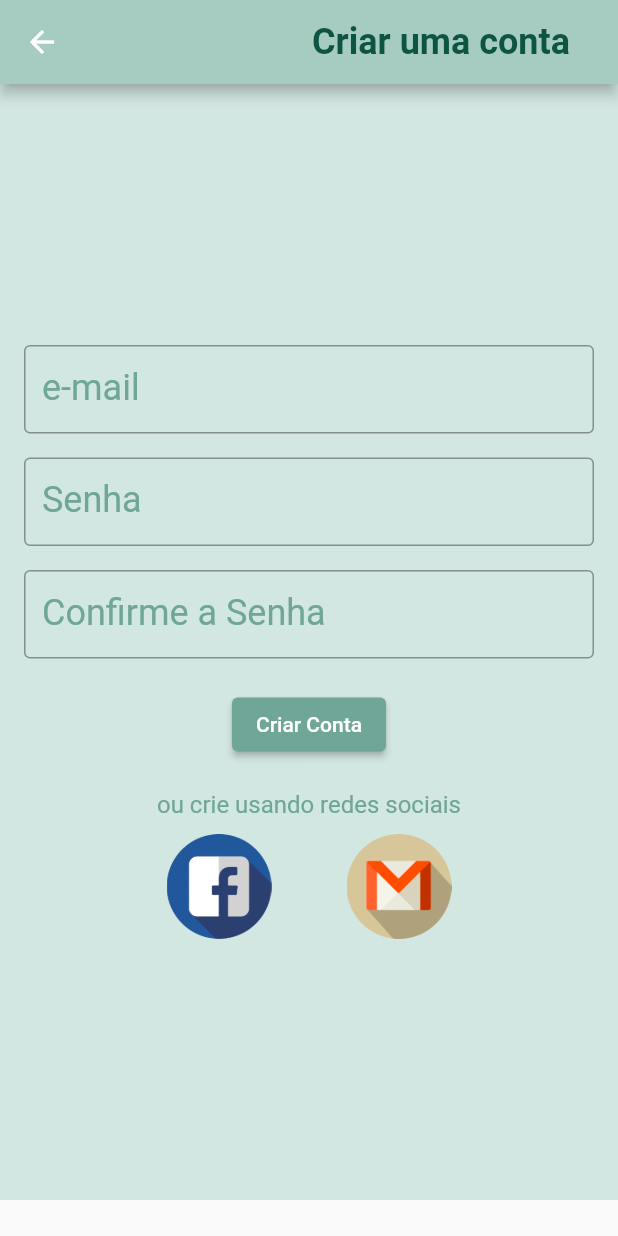
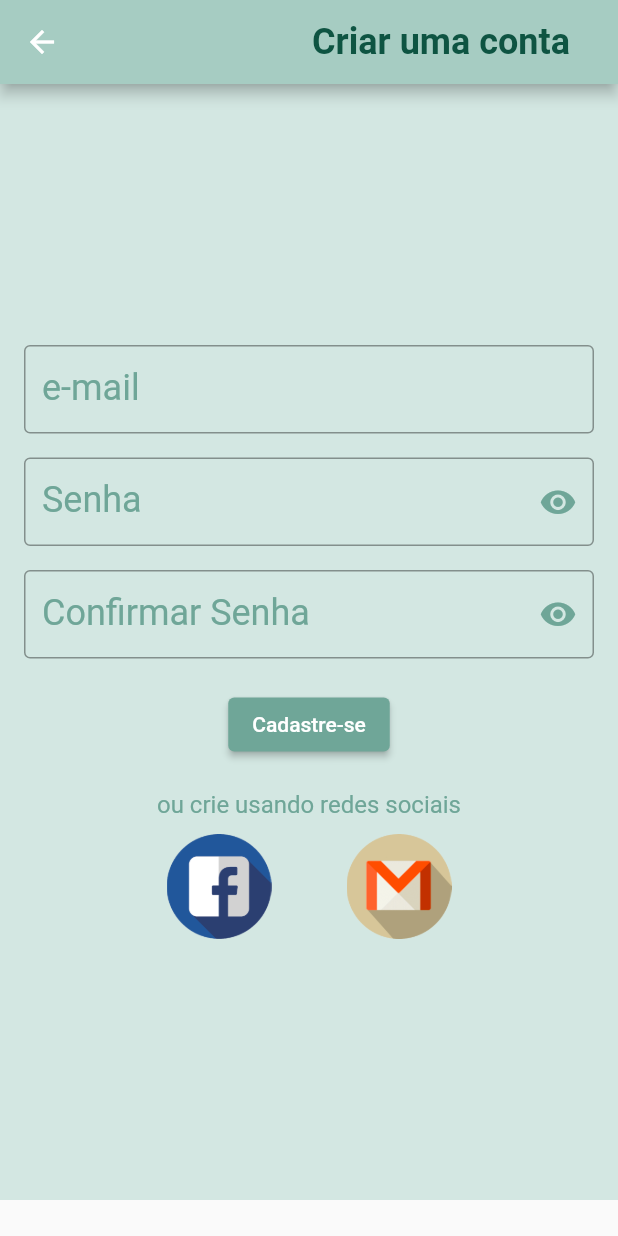
Before and after one commit to nicollascailou/flutter_project, a Flutter app: the screen it shows after launch, after a tap on "Cadastre-se", on a phone screen of 412 x 824 dp. Run offline on Flutter 3.47's test engine with Material 2 defaults, Android fonts, the phone set to English and light mode, and no system bars; our stand-ins replace cloud_firestore, firebase_auth, firebase_core, flutter_bloc, image_picker; accounts and stored records are empty.

Commit message:
implementado cadastro e login

```diff
--- a/lib/login_page.dart
+++ b/lib/login_page.dart
@@ -1,14 +1,24 @@
+import 'package:firebase_auth/firebase_auth.dart';
 import 'package:flutter/material.dart';
 
-class login_page extends StatefulWidget {
-  const login_page({Key? key}) : super(key: key);
+class LoginPage extends StatefulWidget {
+  const LoginPage({Key? key}) : super(key: key);
 
   @override
-  _login_pageState createState() => _login_pageState();
+  _LoginPageState createState() => _LoginPageState();
 }
 
-class _login_pageState extends State<login_page> {
+class _LoginPageState extends State<LoginPage> {
+  String email = '';
+  String password = '';
+  bool showPassWord = true;
+  bool isLogin = false;
+
   @override
+  void didChangeDependencies() {
+    super.didChangeDependencies();
+  }
+
   int hexColor(String color) {
     //adding prefix
     String newColor = '0xff' + color;
@@ -19,6 +29,7 @@ class _login_pageState extends State<login_page> {
     return finalColor;
   }
 
+  @override
   Widget build(BuildContext context) {
     return Scaffold(
         appBar: AppBar(
@@ -44,14 +55,13 @@ class _login_pageState extends State<login_page> {
           child: SafeArea(
               child: Container(
             height: MediaQuery.of(context).size.height - 80,
-
             decoration: BoxDecoration(color: Color(hexColor('#D3E7E2'))),
             child: Padding(
               padding: const EdgeInsets.all(16.0),
               child: Column(
                 mainAxisAlignment: MainAxisAlignment.center,
                 children: [
-                  TextField(
+                  TextFormField(
                     decoration: InputDecoration(
                         focusedBorder: OutlineInputBorder(
                             borderSide: BorderSide(
@@ -61,31 +71,70 @@ class _login_pageState extends State<login_page> {
                         labelText: "e-mail",
                         labelStyle: TextStyle(
                             fontSize: 24, color: Color(hexColor('#6FA698')))),
+                    onChanged: (text) {
+                      setState(() {
+                        email = text;
+                      });
+                    },
                   ),
                   SizedBox(
                     height: 16,
                   ),
-                  TextField(
+                  TextFormField(
+                      maxLines: 1,
                       decoration: InputDecoration(
+                          suffixIcon: IconButton(
+                            icon: Icon(
+                              showPassWord
+                                  ? Icons.visibility
+                                  : Icons.visibility_off,
+                              size: 25,
+                              color: Color(hexColor('#6FA698')),
+                            ),
+                            onPressed: () {
+                              setState(() {
+                                showPassWord = !showPassWord;
+                              });
+                            },
+                          ),
                           focusedBorder: OutlineInputBorder(
                               borderSide: BorderSide(
-                                color: Color(hexColor('#6FA698')), width: 2.5),
+                                  color: Color(hexColor('#6FA698')),
+                                  width: 2.5),
                               borderRadius: BorderRadius.circular(15)),
                           border: OutlineInputBorder(),
                           labelText: "Senha",
                           labelStyle: TextStyle(
                               fontSize: 24, color: Color(hexColor('#6FA698')))),
-                    obscureText: true,
-                  ),
+                      obscureText: showPassWord,
+                      onChanged: (text) {
+                        setState(() {
+                          password = text;
+                        });
+                      }),
                   Center(
                     child: Row(
                       mainAxisAlignment: MainAxisAlignment.center,
                       children: [
                         ElevatedButton(
-                          onPressed: () {
-                            Navigator.of(context).pushNamed('welcome');
+                          onPressed: isLogin ||
+                                  email.isEmpty ||
+                                  password.isEmpty
+                              ? () {}
+                              : () async {
+                                  await FirebaseAuth.instance
+                                      .signInWithEmailAndPassword(
+                                          email: email, password: password);
+                                  Navigator.of(context).pushNamedAndRemoveUntil(
+                                      'welcome', (route) => false);
                                 },
-                          child: Text('Login'),
+                          child: isLogin
+                              ? CircularProgressIndicator()
+                              : Text(
+                                  'Log in',
+                                  style: TextStyle(
+                                      color: Color(hexColor('#FFFFFF'))),
+                                ),
                           style: ButtonStyle(
                               backgroundColor: MaterialStateProperty.all(
                                   Color(hexColor('#6FA698')))),
@@ -97,7 +146,10 @@ class _login_pageState extends State<login_page> {
                           onPressed: () {
                             Navigator.of(context).pushNamed('register');
                           },
-                          child: Text('Cadastre-se'),
+                          child: Text(
+                            'Cadastre-se',
+                            style: TextStyle(color: Color(hexColor('#FFFFFF'))),
+                          ),
                           style: ButtonStyle(
                               backgroundColor: MaterialStateProperty.all(
                                   Color(hexColor('#6FA698')))),
--- a/lib/main.dart
+++ b/lib/main.dart
@@ -1,5 +1,6 @@
-
 import 'package:flutter/material.dart';
+import 'package:flutter_bloc/flutter_bloc.dart';
+import 'package:flutter_project/bloc/pet_bloc.dart';
 import 'package:flutter_project/home_page_feed.dart';
 import 'package:flutter_project/login_page.dart';
 import 'package:flutter_project/register_pet.dart';
@@ -8,20 +9,26 @@ import 'package:flutter_project/register_user_page.dart';
 import 'package:flutter_project/user_profile_form.dart';
 import 'package:flutter_project/welcome_page.dart';
 
-
 Future<void> main() async {
   WidgetsFlutterBinding.ensureInitialized();
   await Firebase.initializeApp();
-  runApp(MaterialApp(
+  runApp(MultiBlocProvider(
+    providers: [
+      BlocProvider(
+        create: (context) => PetBloc(),
+      )
+    ],
+    child: MaterialApp(
       debugShowCheckedModeBanner: false,
       initialRoute: '/',
       routes: {
-      "/": (context) => login_page(),
+        "/": (context) => LoginPage(),
         "register_pet": (context) => RegisterPet(),
         "feed": (context) => home_page_feed(),
         "register": (context) => RegisterUserPage(),
         "welcome": (context) => WelcomePage(),
         "userForm": (context) => UserProfileForm(),
       },
+    ),
   ));
 }
--- a/lib/register_user_page.dart
+++ b/lib/register_user_page.dart
@@ -1,4 +1,6 @@
+import 'package:firebase_auth/firebase_auth.dart';
 import 'package:flutter/material.dart';
+import 'package:flutter_project/welcome_page.dart';
 
 class RegisterUserPage extends StatefulWidget {
   const RegisterUserPage({Key? key}) : super(key: key);
@@ -8,6 +10,17 @@ class RegisterUserPage extends StatefulWidget {
 }
 
 class _RegisterUserPageState extends State<RegisterUserPage> {
+  String email = '';
+  String password = '';
+  String confirmPassword = '';
+  bool showPassWord = true;
+  bool isLogin = false;
+
+  @override
+  void didChangeDependencies() {
+    super.didChangeDependencies();
+  }
+
   int hexColor(String color) {
     //adding prefix
     String newColor = '0xff' + color;
@@ -44,7 +57,7 @@ class _RegisterUserPageState extends State<RegisterUserPage> {
               child: Column(
                 mainAxisAlignment: MainAxisAlignment.center,
                 children: [
-                  TextField(
+                  TextFormField(
                     decoration: InputDecoration(
                         focusedBorder: OutlineInputBorder(
                             borderSide: BorderSide(
@@ -54,37 +67,82 @@ class _RegisterUserPageState extends State<RegisterUserPage> {
                         labelText: "e-mail",
                         labelStyle: TextStyle(
                             fontSize: 24, color: Color(hexColor('#6FA698')))),
+                    onChanged: (text) {
+                      setState(() {
+                        email = text;
+                      });
+                    },
                   ),
                   SizedBox(
                     height: 16,
                   ),
-                  TextField(
+                  TextFormField(
+                      maxLines: 1,
                       decoration: InputDecoration(
+                          suffixIcon: IconButton(
+                            icon: Icon(
+                              showPassWord
+                                  ? Icons.visibility
+                                  : Icons.visibility_off,
+                              size: 25,
+                              color: Color(hexColor('#6FA698')),
+                            ),
+                            onPressed: () {
+                              setState(() {
+                                showPassWord = !showPassWord;
+                              });
+                            },
+                          ),
                           focusedBorder: OutlineInputBorder(
                               borderSide: BorderSide(
-                                color: Color(hexColor('#6FA698')), width: 2.5),
+                                  color: Color(hexColor('#6FA698')),
+                                  width: 2.5),
                               borderRadius: BorderRadius.circular(15)),
                           border: OutlineInputBorder(),
                           labelText: "Senha",
                           labelStyle: TextStyle(
                               fontSize: 24, color: Color(hexColor('#6FA698')))),
-                    obscureText: true,
-                  ),
+                      obscureText: showPassWord,
+                      onChanged: (text) {
+                        setState(() {
+                          password = text;
+                        });
+                      }),
                   SizedBox(
                     height: 16,
                   ),
-                  TextField(
+                  TextFormField(
+                      maxLines: 1,
                       decoration: InputDecoration(
+                          suffixIcon: IconButton(
+                            icon: Icon(
+                              showPassWord
+                                  ? Icons.visibility
+                                  : Icons.visibility_off,
+                              size: 25,
+                              color: Color(hexColor('#6FA698')),
+                            ),
+                            onPressed: () {
+                              setState(() {
+                                showPassWord = !showPassWord;
+                              });
+                            },
+                          ),
                           focusedBorder: OutlineInputBorder(
                               borderSide: BorderSide(
-                                color: Color(hexColor('#6FA698')), width: 2.5),
+                                  color: Color(hexColor('#6FA698')),
+                                  width: 2.5),
                               borderRadius: BorderRadius.circular(15)),
                           border: OutlineInputBorder(),
-                        labelText: "Confirme a Senha",
+                          labelText: "Confirmar Senha",
                           labelStyle: TextStyle(
                               fontSize: 24, color: Color(hexColor('#6FA698')))),
-                    obscureText: true,
-                  ),
+                      obscureText: showPassWord,
+                      onChanged: (text) {
+                        setState(() {
+                          confirmPassword = text;
+                        });
+                      }),
                   SizedBox(
                     height: 20,
                   ),
@@ -93,8 +151,29 @@ class _RegisterUserPageState extends State<RegisterUserPage> {
                       mainAxisAlignment: MainAxisAlignment.center,
                       children: [
                         ElevatedButton(
-                          onPressed: () { Navigator.of(context).pushReplacementNamed('userForm');},
-                          child: Text('Criar Conta'),
+                          onPressed: isLogin ||
+                                  email.isEmpty ||
+                                  password.isEmpty
+                              ? () {}
+                              : () async {
+                                  setState(() {
+                                    isLogin = true;
+                                  });
+                                  FirebaseAuth auth = FirebaseAuth.instance;
+                                  UserCredential credential =
+                                      await auth.createUserWithEmailAndPassword(
+                                          email: email, password: password);
+
+                                  Navigator.of(context).push(MaterialPageRoute(
+                                    builder: (context) => WelcomePage(),
+                                  ));
+                                  setState(() {
+                                    isLogin = false;
+                                  });
+                                },
+                          child: isLogin
+                              ? CircularProgressIndicator()
+                              : Text('Cadastre-se'),
                           style: ButtonStyle(
                               backgroundColor: MaterialStateProperty.all(
                                   Color(hexColor('#6FA698')))),
--- a/lib/welcome_page.dart
+++ b/lib/welcome_page.dart
@@ -1,3 +1,4 @@
+import 'package:firebase_auth/firebase_auth.dart';
 import 'package:flutter/material.dart';
 import 'package:flutter_project/widget/navigarion_drawer.dart';
 
@@ -142,8 +143,9 @@ class _WelcomePageState extends State<WelcomePage> {
                                   labelPrefix: 'Fazer',
                                   labelSufix: 'LogOut',
                                   labelIcon: Icon(Icons.logout_rounded),
-                                  navegation: () {
-                                    Navigator.of(context).pushReplacementNamed('/');
+                                  navegation: () async {
+                                    await FirebaseAuth.instance.signOut();
+                                    Navigator.of(context).pushNamedAndRemoveUntil('/', (route) => false);
                                   }),
                               buildButton(
                                   labelPrefix: 'Entre em',
--- a/pubspec.yaml
+++ b/pubspec.yaml
@@ -33,6 +33,10 @@ dependencies:
   image_picker: ^0.8.4+2
   fluttertoast: ^8.0.8
   cached_network_image: ^3.1.0
+  cloud_firestore: ^2.5.3
+  flutter_bloc: ^7.3.3
+  google_sign_in: ^5.2.1
+
 dev_dependencies:
   flutter_test:
     sdk: flutter
```
Also changed, not shown: lib/bloc/pet_bloc.dart (added, +31 -0 lines), lib/models/pet.dart (added, +31 -0 lines), lib/widget/navigarion_drawer.dart (+5 -4 lines), pubspec.lock, 4 other files. Lines whose indentation alone changed are shown as unchanged.
